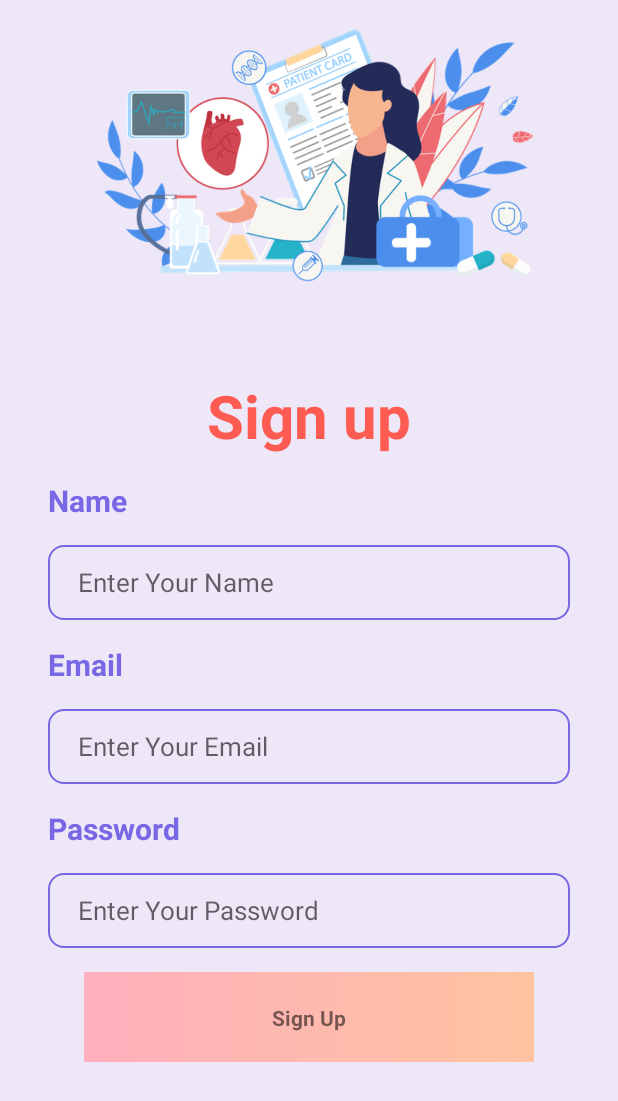
After one commit to JobairulHassan/Ucare, an Android app: the sign_in screen opened directly, with no data from a screen before it, on a phone screen of 412 x 824 dp. The commit adds this screen. Shown: the top 1101 px of the screen. Run offline under Robolectric (Android 15) with nearby library versions, the phone set to English and light mode, and no system bars.

Commit message:
Sign UP xml added

```diff
--- a/app/src/main/AndroidManifest.xml
+++ b/app/src/main/AndroidManifest.xml
@@ -9,8 +9,9 @@
         android:roundIcon="@mipmap/ic_launcher_round"
         android:supportsRtl="true"
         android:theme="@style/Theme.Ucare">
-        <activity android:name=".bmiactivity"></activity>
-        <activity android:name=".bmi_calculator"></activity>
+        <activity android:name=".sign_in"></activity>
+        <activity android:name=".bmiactivity" />
+        <activity android:name=".bmi_calculator" />
         <activity android:name=".MainActivity">
             <intent-filter>
                 <action android:name="android.intent.action.MAIN" />
--- /dev/null
+++ b/app/src/main/java/com/example/ucare/sign_in.java
@@ -0,0 +1,14 @@
+package com.example.ucare;
+
+import androidx.appcompat.app.AppCompatActivity;
+
+import android.os.Bundle;
+
+public class sign_in extends AppCompatActivity {
+
+    @Override
+    protected void onCreate(Bundle savedInstanceState) {
+        super.onCreate(savedInstanceState);
+        setContentView(R.layout.activity_sign_in);
+    }
+}
--- /dev/null
+++ b/app/src/main/res/drawable/backgroundedit.xml
@@ -0,0 +1,10 @@
+<?xml version="1.0" encoding="utf-8"?>
+<selector xmlns:android="http://schemas.android.com/apk/res/android">
+<item>
+    <shape android:shape="rectangle">
+        <solid android:color="#00ffffff"/>
+        <corners android:radius="10dp"/>
+        <stroke android:width="1dp" android:color="#7868e5"  />
+    </shape>
+</item>
+</selector>
--- /dev/null
+++ b/app/src/main/res/drawable/signinbtn.xml
@@ -0,0 +1,8 @@
+<?xml version="1.0" encoding="utf-8"?>
+<shape xmlns:android="http://schemas.android.com/apk/res/android">
+
+    <gradient android:startColor="#ffafbd" android:endColor="#ffc3a0" android:type="linear">
+        <corners android:radius="50dp"/>
+    </gradient>
+
+</shape>
--- a/app/src/main/res/layout/activity_main.xml
+++ b/app/src/main/res/layout/activity_main.xml
@@ -36,7 +36,7 @@
                     android:layout_height="wrap_content"
                     android:layout_toRightOf="@id/user_pic"
                     android:paddingLeft="5dp"
-                    android:text="Shakib Al"
+                    android:text="Shakib Al Hassan"
                     android:textColor="@color/white"
                     android:textSize="24sp"
                     android:textStyle="bold" />
--- /dev/null
+++ b/app/src/main/res/layout/activity_sign_in.xml
@@ -0,0 +1,177 @@
+<?xml version="1.0" encoding="utf-8"?>
+<androidx.constraintlayout.widget.ConstraintLayout xmlns:android="http://schemas.android.com/apk/res/android"
+    xmlns:app="http://schemas.android.com/apk/res-auto"
+    xmlns:tools="http://schemas.android.com/tools"
+    android:layout_width="match_parent"
+    android:layout_height="match_parent"
+    tools:context=".MainActivity">
+
+    <ScrollView
+        android:id="@+id/scrollView2"
+        android:layout_width="498dp"
+        android:layout_height="962dp"
+        app:layout_constraintBottom_toBottomOf="parent"
+        app:layout_constraintEnd_toEndOf="parent"
+        app:layout_constraintStart_toStartOf="parent"
+        app:layout_constraintTop_toTopOf="parent">
+
+        <LinearLayout
+            android:layout_width="match_parent"
+            android:layout_height="wrap_content"
+            android:orientation="vertical" />
+    </ScrollView>
+
+    <LinearLayout
+        android:layout_width="match_parent"
+        android:layout_height="match_parent"
+        android:background="#EDE7F8"
+        android:orientation="vertical"
+        app:layout_constraintBottom_toBottomOf="parent"
+        app:layout_constraintEnd_toEndOf="@+id/scrollView2"
+        app:layout_constraintStart_toStartOf="parent"
+        app:layout_constraintTop_toTopOf="@+id/scrollView2">
+
+        <ImageView
+            android:id="@+id/imageView6"
+            android:layout_width="wrap_content"
+            android:layout_height="218dp"
+            app:srcCompat="@drawable/n" />
+
+        <TextView
+            android:id="@+id/textView"
+            android:layout_width="match_parent"
+            android:layout_height="wrap_content"
+            android:layout_marginTop="32dp"
+            android:text="Sign up"
+            android:textAlignment="center"
+            android:textColor="#fe5b52"
+            android:textSize="40sp"
+            android:textStyle="bold"
+
+            />
+
+        <TextView
+            android:id="@+id/textView2"
+            android:layout_width="match_parent"
+            android:layout_height="wrap_content"
+            android:layout_marginStart="32dp"
+            android:layout_marginTop="16dp"
+            android:text="Name"
+
+            android:textColor="#7868e5"
+            android:textSize="20sp"
+            android:textStyle="bold"
+
+            />
+
+        <EditText
+            android:layout_width="match_parent"
+            android:layout_height="50dp"
+            android:layout_marginStart="32dp"
+            android:layout_marginTop="16dp"
+            android:layout_marginEnd="32dp"
+            android:background="@drawable/backgroundedit"
+            android:ems="10"
+            android:hint="Enter Your Name"
+            android:inputType="textPersonName"
+            android:paddingStart="20dp"
+            android:textColor="#404040"
+            android:textSize="17dp"
+
+
+            >
+
+        </EditText>
+
+        <TextView
+            android:id="@+id/textView3"
+            android:layout_width="match_parent"
+            android:layout_height="wrap_content"
+            android:layout_marginStart="32dp"
+            android:layout_marginTop="16dp"
+            android:text="Email"
+
+            android:textColor="#7868e5"
+            android:textSize="20sp"
+            android:textStyle="bold"
+
+            />
+
+        <EditText
+            android:id="@+id/editTextTextPersonName2"
+            android:layout_width="match_parent"
+            android:layout_height="50dp"
+            android:layout_marginStart="32dp"
+            android:layout_marginTop="16dp"
+            android:layout_marginEnd="32dp"
+            android:background="@drawable/backgroundedit"
+            android:ems="10"
+            android:hint="Enter Your Email"
+            android:inputType="textPersonName"
+            android:paddingStart="20dp"
+            android:textColor="#404040"
+
+            android:textSize="17dp">
+
+        </EditText>
+
+        <TextView
+            android:id="@+id/textView4"
+            android:layout_width="match_parent"
+            android:layout_height="wrap_content"
+            android:layout_marginStart="32dp"
+            android:layout_marginTop="16dp"
+            android:text="Password"
+
+            android:textColor="#7868e5"
+            android:textSize="20sp"
+            android:textStyle="bold"
+
+            />
+
+        <EditText
+            android:id="@+id/editTextTextPersonName"
+            android:layout_width="match_parent"
+            android:layout_height="50dp"
+            android:layout_marginStart="32dp"
+            android:layout_marginTop="16dp"
+            android:layout_marginEnd="32dp"
+            android:background="@drawable/backgroundedit"
+            android:ems="10"
+            android:hint="Enter Your Password"
+            android:inputType="textPersonName"
+            android:paddingStart="20dp"
+            android:textColor="#404040"
+
+            android:textSize="17dp">
+
+        </EditText>
+
+        <androidx.constraintlayout.widget.ConstraintLayout
+            android:layout_width="300dp"
+            android:layout_marginTop="16dp"
+            android:layout_gravity="center"
+            android:background="@drawable/signinbtn"
+            android:layout_height="60dp">
+
+            <TextView
+                android:id="@+id/textView5"
+                android:layout_width="wrap_content"
+                android:layout_height="wrap_content"
+                android:text="Sign Up"
+
+                app:layout_constraintBottom_toBottomOf="parent"
+                app:layout_constraintEnd_toEndOf="parent"
+
+                app:layout_constraintStart_toStartOf="parent"
+                app:layout_constraintTop_toTopOf="parent"
+
+                android:textStyle="bold"
+
+                />
+
+        </androidx.constraintlayout.widget.ConstraintLayout>
+
+
+    </LinearLayout>
+</androidx.constraintlayout.widget.ConstraintLayout>
```
Also changed, not shown: app/src/main/res/drawable/n.png (added).
